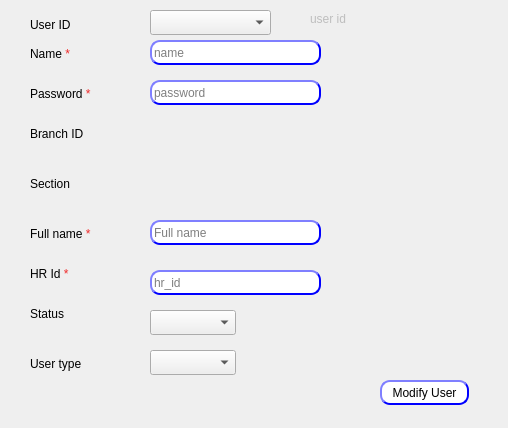
Before: the Qt Designer form presentation/authorization_ui/modifyUser.ui in Hossam01/HyperPOS2020Design, drawn with Qt 5.
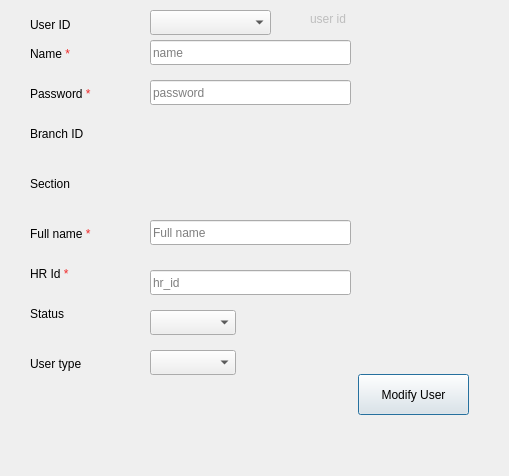
After: the same form once the commit is applied.

Patch:
```diff
--- a/presentation/authorization_ui/modifyUser.ui
+++ b/presentation/authorization_ui/modifyUser.ui
@@ -6,10 +6,22 @@
    <rect>
     <x>0</x>
     <y>0</y>
-    <width>508</width>
-    <height>428</height>
+    <width>509</width>
+    <height>476</height>
    </rect>
   </property>
+  <property name="minimumSize">
+   <size>
+    <width>509</width>
+    <height>476</height>
+   </size>
+  </property>
+  <property name="maximumSize">
+   <size>
+    <width>509</width>
+    <height>476</height>
+   </size>
+  </property>
   <property name="windowTitle">
    <string>User</string>
   </property>
@@ -18,34 +30,10 @@
     <rect>
      <x>150</x>
      <y>40</y>
-     <width>171</width>
+     <width>201</width>
      <height>25</height>
     </rect>
    </property>
-   <property name="styleSheet">
-    <string notr="true">QLineEdit{
-                                        background-color: white;
-                                        border-style: outset;
-                                        border-width: 2px;
-                                        border-radius: 10px;
-                                        border-color: blue;
-                                        min-width: 6em;
-                                        }
-                                        QLineEdit:hover {
-                                        background: qradialgradient(
-                                        cx: 0.3, cy: -0.4, fx: 0.3, fy: -0.4,
-                                        radius: 1.35, stop: 0 #fff, stop: 1 #bbb
-                                        );
-                                        }
-                                       QLineEdit:pressed {
-                                        border-style: inset;
-                                        background: qradialgradient(
-                                        cx: 0.4, cy: -0.1, fx: 0.4, fy: -0.1,
-                                        radius: 1.35, stop: 0 #fff, stop: 1 #ddd
-                                        );
-                                        }
-                                    </string>
-   </property>
    <property name="placeholderText">
     <string>name</string>
    </property>
@@ -55,34 +43,10 @@
     <rect>
      <x>150</x>
      <y>80</y>
-     <width>171</width>
+     <width>201</width>
      <height>25</height>
     </rect>
    </property>
-   <property name="styleSheet">
-    <string notr="true">QLineEdit{
-                                        background-color: white;
-                                        border-style: outset;
-                                        border-width: 2px;
-                                        border-radius: 10px;
-                                        border-color: blue;
-                                        min-width: 6em;
-                                        }
-                                        QLineEdit:hover {
-                                        background: qradialgradient(
-                                        cx: 0.3, cy: -0.4, fx: 0.3, fy: -0.4,
-                                        radius: 1.35, stop: 0 #fff, stop: 1 #bbb
-                                        );
-                                        }
-                                       QLineEdit:pressed {
-                                        border-style: inset;
-                                        background: qradialgradient(
-                                        cx: 0.4, cy: -0.1, fx: 0.4, fy: -0.1,
-                                        radius: 1.35, stop: 0 #fff, stop: 1 #ddd
-                                        );
-                                        }
-                                    </string>
-   </property>
    <property name="text">
     <string/>
    </property>
@@ -101,34 +65,10 @@
     <rect>
      <x>150</x>
      <y>270</y>
-     <width>171</width>
+     <width>201</width>
      <height>25</height>
     </rect>
    </property>
-   <property name="styleSheet">
-    <string notr="true">QLineEdit{
-                                        background-color: white;
-                                        border-style: outset;
-                                        border-width: 2px;
-                                        border-radius: 10px;
-                                        border-color: blue;
-                                        min-width: 6em;
-                                        }
-                                        QLineEdit:hover {
-                                        background: qradialgradient(
-                                        cx: 0.3, cy: -0.4, fx: 0.3, fy: -0.4,
-                                        radius: 1.35, stop: 0 #fff, stop: 1 #bbb
-                                        );
-                                        }
-                                       QLineEdit:pressed {
-                                        border-style: inset;
-                                        background: qradialgradient(
-                                        cx: 0.4, cy: -0.1, fx: 0.4, fy: -0.1,
-                                        radius: 1.35, stop: 0 #fff, stop: 1 #ddd
-                                        );
-                                        }
-                                    </string>
-   </property>
    <property name="text">
     <string/>
    </property>
@@ -144,34 +84,10 @@
     <rect>
      <x>150</x>
      <y>220</y>
-     <width>171</width>
+     <width>201</width>
      <height>25</height>
     </rect>
    </property>
-   <property name="styleSheet">
-    <string notr="true">QLineEdit{
-                                        background-color: white;
-                                        border-style: outset;
-                                        border-width: 2px;
-                                        border-radius: 10px;
-                                        border-color: blue;
-                                        min-width: 6em;
-                                        }
-                                        QLineEdit:hover {
-                                        background: qradialgradient(
-                                        cx: 0.3, cy: -0.4, fx: 0.3, fy: -0.4,
-                                        radius: 1.35, stop: 0 #fff, stop: 1 #bbb
-                                        );
-                                        }
-                                       QLineEdit:pressed {
-                                        border-style: inset;
-                                        background: qradialgradient(
-                                        cx: 0.4, cy: -0.1, fx: 0.4, fy: -0.1,
-                                        radius: 1.35, stop: 0 #fff, stop: 1 #ddd
-                                        );
-                                        }
-                                    </string>
-   </property>
    <property name="placeholderText">
     <string>Full name</string>
    </property>
@@ -199,35 +115,16 @@
   <widget class="QPushButton" name="BTN_modifyUser">
    <property name="geometry">
     <rect>
-     <x>380</x>
-     <y>380</y>
-     <width>89</width>
-     <height>25</height>
+     <x>358</x>
+     <y>374</y>
+     <width>111</width>
+     <height>41</height>
     </rect>
    </property>
-   <property name="styleSheet">
-    <string notr="true">QPushButton{
-                                        background-color: white;
-                                        border-style: outset;
-                                        border-width: 2px;
-                                        border-radius: 10px;
-                                        border-color: blue;
-                                        min-width: 6em;
-                                        }
-                                        QPushButton:hover {
-                                        background: qradialgradient(
-                                        cx: 0.3, cy: -0.4, fx: 0.3, fy: -0.4,
-                                        radius: 1.35, stop: 0 #fff, stop: 1 #bbb
-                                        );
-                                        }
-                                        QPushButton:pressed {
-                                        border-style: inset;
-                                        background: qradialgradient(
-                                        cx: 0.4, cy: -0.1, fx: 0.4, fy: -0.1,
-                                        radius: 1.35, stop: 0 #fff, stop: 1 #ddd
-                                        );
-                                        }
-                                    </string>
+   <property name="font">
+    <font>
+     <pointsize>9</pointsize>
+    </font>
    </property>
    <property name="text">
     <string>Modify User</string>
```
